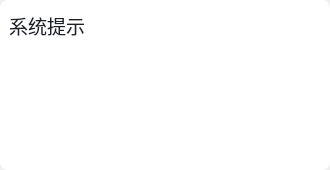
This is buganalyse/bugger/src/dialog/info/infodlg.ui in FireLotus0/LearningNotes as Qt 5 draws it before an edit. The edited form follows.
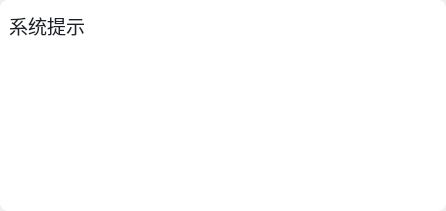
This is the edited form. Icons and pictures are not drawn.

```diff
--- a/buganalyse/bugger/src/dialog/info/infodlg.ui
+++ b/buganalyse/bugger/src/dialog/info/infodlg.ui
@@ -6,8 +6,8 @@
    <rect>
     <x>0</x>
     <y>0</y>
-    <width>330</width>
-    <height>170</height>
+    <width>446</width>
+    <height>211</height>
    </rect>
   </property>
   <property name="minimumSize">
@@ -16,12 +16,6 @@
     <height>170</height>
    </size>
   </property>
-  <property name="maximumSize">
-   <size>
-    <width>330</width>
-    <height>170</height>
-   </size>
-  </property>
   <property name="windowTitle">
    <string>Form</string>
   </property>
@@ -127,8 +121,7 @@
            </property>
            <property name="styleSheet">
             <string notr="true">QPushButton {
-border-image: url(:/res/icons_close.png);
-border-radius:0px;
+	border-image: url(:/res/res/close.png);
 }
 
 QPushButton:hover {
@@ -136,6 +129,12 @@
 background:	#F5F5F5;
 }
 
+QPushButton:pressed{
+	border-image: url(:/res/res/close_clicked.png);
+}
+
+
+
 </string>
            </property>
            <property name="text">
```
Left out of the diff: 5 changed lines with no effect on the pictures.
